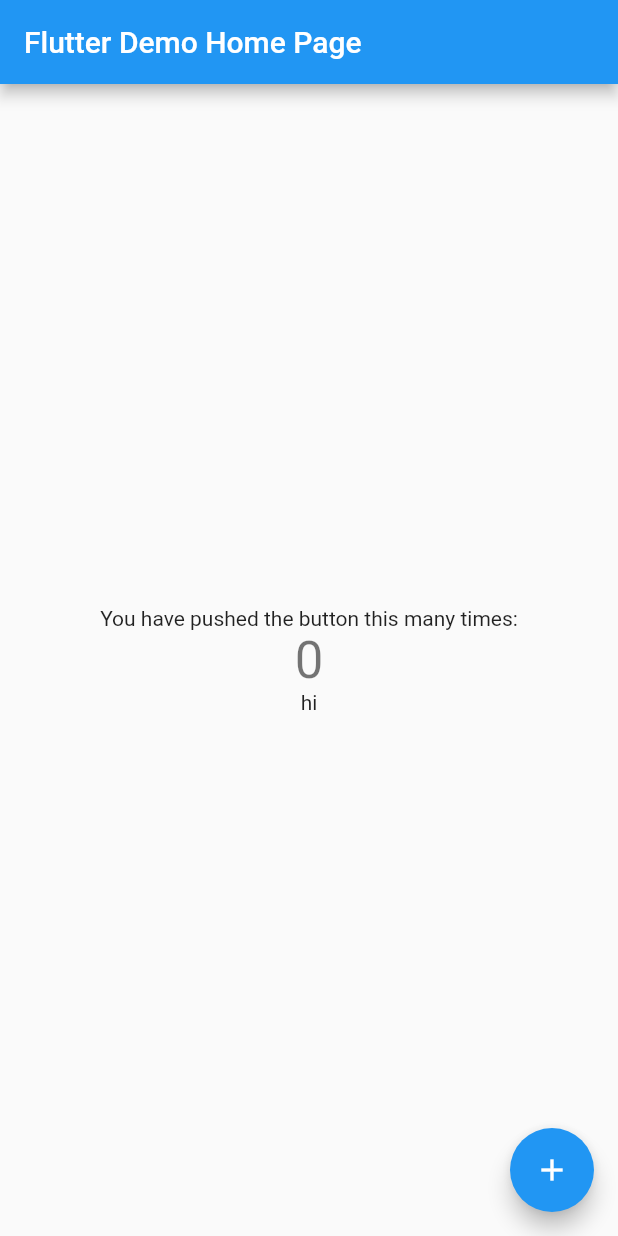
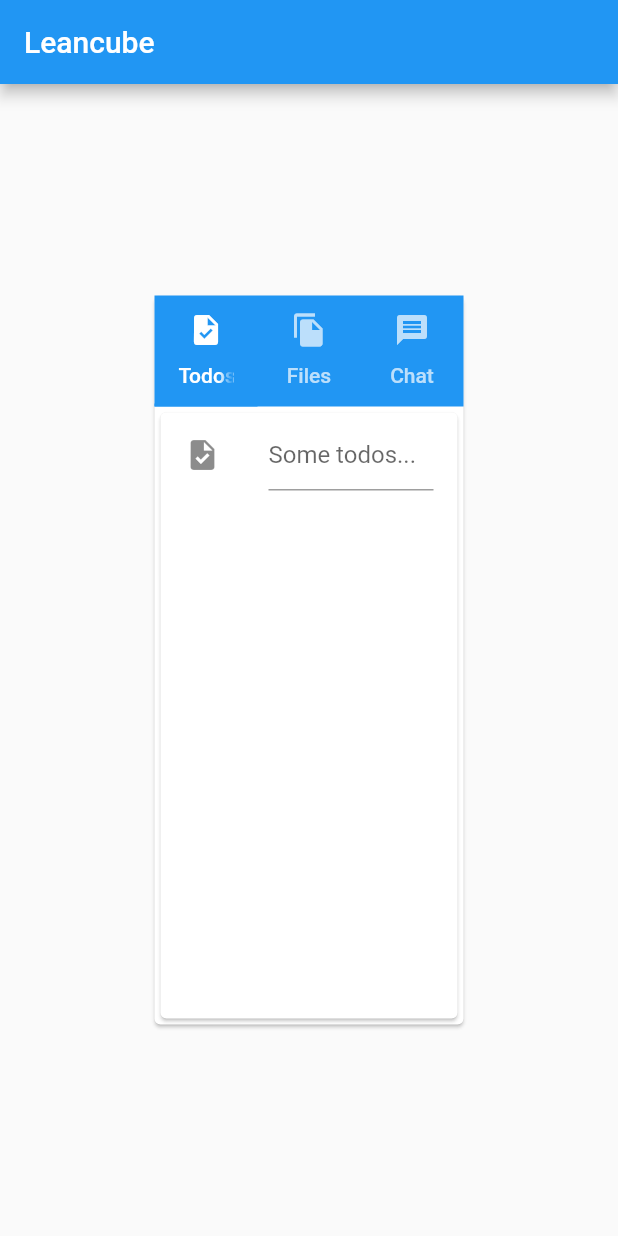
Before and after one commit to emely3h/LeanCubator, a Flutter app: the screen it shows after launch, on a phone screen of 412 x 824 dp. Run offline on Flutter 3.47's test engine with Material 2 defaults, Android fonts, the phone set to English and light mode, and no system bars; our stand-ins replace file_picker; missing offline and left inert: firebase_auth_web, firebase_core_web; accounts and stored records are empty.

Commit message:
task toggle view

```diff
--- /dev/null
+++ b/lib/Pages/task_page.dart
@@ -0,0 +1,80 @@
+import 'package:flutter/material.dart';
+import 'package:lean_cubator/components/chat_container.dart';
+
+import '../components/file_container.dart';
+
+class TaskPage extends StatefulWidget {
+  @override
+  _TaskContainerState createState() => _TaskContainerState();
+}
+
+class _TaskContainerState extends State<TaskPage>
+    with SingleTickerProviderStateMixin {
+  late TabController _controller;
+
+  @override
+  void initState() {
+    super.initState();
+    _controller = new TabController(length: 3, vsync: this);
+  }
+
+  @override
+  Widget build(BuildContext context) {
+    return Center(
+      child: Column(
+        mainAxisAlignment: MainAxisAlignment.center,
+        crossAxisAlignment: CrossAxisAlignment.end,
+        children: <Widget>[
+          Card(
+            child: SizedBox(
+                width: MediaQuery.of(context).size.width * 0.5,
+                child: Column(
+                  children: [
+                    Container(
+                      decoration: new BoxDecoration(
+                          color: Theme.of(context).primaryColor),
+                      child: new TabBar(
+                        controller: _controller,
+                        tabs: [
+                          new Tab(
+                            icon: const Icon(Icons.task),
+                            text: 'Todos',
+                          ),
+                          new Tab(
+                            icon: const Icon(Icons.file_copy),
+                            text: 'Files',
+                          ),
+                          new Tab(
+                            icon: const Icon(Icons.message),
+                            text: 'Chat',
+                          ),
+                        ],
+                      ),
+                    ),
+                    Container(
+                      height: MediaQuery.of(context).size.height * 0.5,
+                      child: new TabBarView(
+                        controller: _controller,
+                        children: <Widget>[
+                          Card(
+                            child: new ListTile(
+                              leading: const Icon(Icons.task),
+                              title: new TextField(
+                                decoration: const InputDecoration(
+                                    hintText: 'Some todos...'),
+                              ),
+                            ),
+                          ),
+                          FileContainer(),
+                          ChatContainer()
+                        ],
+                      ),
+                    ),
+                  ],
+                )),
+          )
+        ],
+      ),
+    );
+  }
+}
--- a/lib/main.dart
+++ b/lib/main.dart
@@ -1,119 +1,34 @@
 import 'package:flutter/material.dart';
 
-import 'package:firebase_core/firebase_core.dart';
+import 'Pages/task_page.dart';
 
-Future<void> main() async {
-  await Firebase.initializeApp();
-  runApp(const MyApp());
+void main() {
+  runApp(new MyApp());
 }
 
 class MyApp extends StatelessWidget {
-  const MyApp({Key? key}) : super(key: key);
-
-  // This widget is the root of your application.
   @override
   Widget build(BuildContext context) {
-    return MaterialApp(
-      title: 'Flutter Demo',
-      theme: ThemeData(
-        // This is the theme of your application.
-        //
-        // Try running your application with "flutter run". You'll see the
-        // application has a blue toolbar. Then, without quitting the app, try
-        // changing the primarySwatch below to Colors.green and then invoke
-        // "hot reload" (press "r" in the console where you ran "flutter run",
-        // or simply save your changes to "hot reload" in a Flutter IDE).
-        // Notice that the counter didn't reset back to zero; the application
-        // is not restarted.
-        primarySwatch: Colors.blue,
-      ),
-      home: const MyHomePage(title: 'Flutter Demo Home Page'),
+    return new MaterialApp(
+      title: 'Leancubator',
+      home: new MyHomePage(),
     );
   }
 }
 
 class MyHomePage extends StatefulWidget {
-  const MyHomePage({Key? key, required this.title}) : super(key: key);
-
-  // This widget is the home page of your application. It is stateful, meaning
-  // that it has a State object (defined below) that contains fields that affect
-  // how it looks.
-
-  // This class is the configuration for the state. It holds the values (in this
-  // case the title) provided by the parent (in this case the App widget) and
-  // used by the build method of the State. Fields in a Widget subclass are
-  // always marked "final".
-
-  final String title;
-
   @override
-  State<MyHomePage> createState() => _MyHomePageState();
+  _MyHomePageState createState() => new _MyHomePageState();
 }
 
 class _MyHomePageState extends State<MyHomePage> {
-  int _counter = 0;
-
-  void _incrementCounter() {
-    setState(() {
-      // This call to setState tells the Flutter framework that something has
-      // changed in this State, which causes it to rerun the build method below
-      // so that the display can reflect the updated values. If we changed
-      // _counter without calling setState(), then the build method would not be
-      // called again, and so nothing would appear to happen.
-      _counter++;
-    });
-  }
-
   @override
   Widget build(BuildContext context) {
-    // This method is rerun every time setState is called, for instance as done
-    // by the _incrementCounter method above.
-    //
-    // The Flutter framework has been optimized to make rerunning build methods
-    // fast, so that you can just rebuild anything that needs updating rather
-    // than having to individually change instances of widgets.
-    return Scaffold(
-      appBar: AppBar(
-        // Here we take the value from the MyHomePage object that was created by
-        // the App.build method, and use it to set our appbar title.
-        title: Text(widget.title),
+    return new Scaffold(
+      appBar: new AppBar(
+        title: new Text('Leancube'),
       ),
-      body: Center(
-        // Center is a layout widget. It takes a single child and positions it
-        // in the middle of the parent.
-        child: Column(
-          // Column is also a layout widget. It takes a list of children and
-          // arranges them vertically. By default, it sizes itself to fit its
-          // children horizontally, and tries to be as tall as its parent.
-          //
-          // Invoke "debug painting" (press "p" in the console, choose the
-          // "Toggle Debug Paint" action from the Flutter Inspector in Android
-          // Studio, or the "Toggle Debug Paint" command in Visual Studio Code)
-          // to see the wireframe for each widget.
-          //
-          // Column has various properties to control how it sizes itself and
-          // how it positions its children. Here we use mainAxisAlignment to
-          // center the children vertically; the main axis here is the vertical
-          // axis because Columns are vertical (the cross axis would be
-          // horizontal).
-          mainAxisAlignment: MainAxisAlignment.center,
-          children: <Widget>[
-            const Text(
-              'You have pushed the button this many times:',
-            ),
-            Text(
-              '$_counter',
-              style: Theme.of(context).textTheme.headline4,
-            ),
-            Text("hi")
-          ],
-        ),
-      ),
-      floatingActionButton: FloatingActionButton(
-        onPressed: _incrementCounter,
-        tooltip: 'Increment',
-        child: const Icon(Icons.add),
-      ), // This trailing comma makes auto-formatting nicer for build methods.
+      body: TaskPage(),
     );
   }
 }
--- a/pubspec.yaml
+++ b/pubspec.yaml
@@ -37,6 +37,7 @@
   # The following adds the Cupertino Icons font to your application.
   # Use with the CupertinoIcons class for iOS style icons.
   cupertino_icons: ^1.0.2
+  file_picker: ^4.2.4
 
 dev_dependencies:
   flutter_test:
```
Also changed, not shown: lib/components/chat_bubble.dart (added, +38 -0 lines), lib/components/chat_container.dart (added, +103 -0 lines), lib/components/file_container.dart (added, +112 -0 lines), 1 other file.
